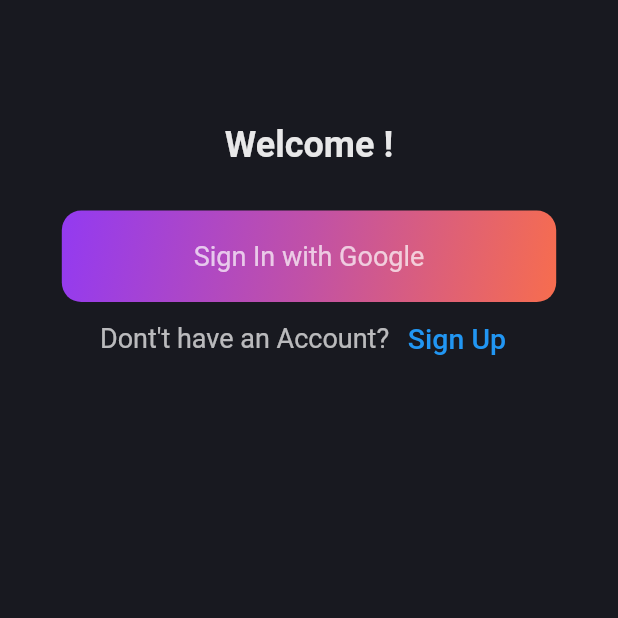
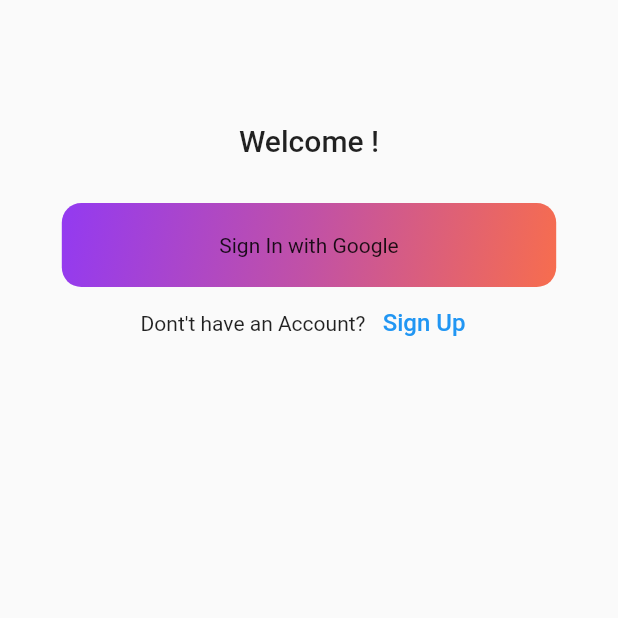
Before and after one commit to Neutrino2711/Savio, a Flutter app: the screen it shows after launch, on a phone screen of 412 x 824 dp, the top half of it. Run offline on Flutter 3.47's test engine with Material 2 defaults, Android fonts, the phone set to English and light mode, and no system bars; our stand-ins replace firebase_auth, firebase_core, google_sign_in, syncfusion_flutter_charts; accounts and stored records are empty.

Commit message:
yado commit 2

```diff
--- a/lib/main.dart
+++ b/lib/main.dart
@@ -25,31 +25,32 @@ class MyApp extends StatelessWidget {
         ],
         child: MaterialApp(
           debugShowCheckedModeBanner: false,
-          theme: ThemeData.dark().copyWith(
-              textTheme: TextTheme(
-                titleLarge: TextStyle(
-                    fontSize: 24,
-                    fontWeight: FontWeight.bold,
-                    color: Colors.white.withOpacity(0.9)),
-                bodyMedium:
-                    const TextStyle(fontSize: 18, color: Colors.white70),
-                bodySmall: const TextStyle(fontSize: 13, color: Colors.white70),
-                titleMedium: const TextStyle(fontSize: 19),
-                titleSmall: const TextStyle(fontSize: 15),
-              ),
-              chipTheme: ChipThemeData(
-                backgroundColor: Colors.white.withOpacity(0.9),
-                selectedColor: Colors.amber,
-                disabledColor: Colors.white70,
-              ),
-              colorScheme: ColorScheme.fromSwatch().copyWith(
-                secondary: Colors.white70,
-                // primary: Colors.white70,
-              ),
-              scaffoldBackgroundColor: const Color.fromRGBO(24, 25, 32, 1),
-              drawerTheme: const DrawerThemeData(
-                backgroundColor: Color.fromRGBO(24, 25, 32, 1),
-              )),
+          theme: ThemeData.light(),
+          // theme: ThemeData.dark().copyWith(
+          //     textTheme: TextTheme(
+          //       titleLarge: TextStyle(
+          //           fontSize: 24,
+          //           fontWeight: FontWeight.bold,
+          //           color: Colors.white.withOpacity(0.9)),
+          //       bodyMedium:
+          //           const TextStyle(fontSize: 18, color: Colors.white70),
+          //       bodySmall: const TextStyle(fontSize: 13, color: Colors.white70),
+          //       titleMedium: const TextStyle(fontSize: 19),
+          //       titleSmall: const TextStyle(fontSize: 15),
+          //     ),
+          //     chipTheme: ChipThemeData(
+          //       backgroundColor: Colors.white.withOpacity(0.9),
+          //       selectedColor: Colors.amber,
+          //       disabledColor: Colors.white70,
+          //     ),
+          //     colorScheme: ColorScheme.fromSwatch().copyWith(
+          //       secondary: Colors.white70,
+          //       // primary: Colors.white70,
+          //     ),
+          //     scaffoldBackgroundColor: const Color.fromRGBO(24, 25, 32, 1),
+          //     drawerTheme: const DrawerThemeData(
+          //       backgroundColor: Color.fromRGBO(24, 25, 32, 1),
+          //     )),
           // home: HomePage(),
           routes: {
             '/': (context) => LoginPage(),
--- a/lib/providers/student.dart
+++ b/lib/providers/student.dart
@@ -19,7 +19,7 @@ class Student with ChangeNotifier {
     name = data['name'];
     transactions = data['transactions'];
     budgets = data['budgets'];
-    credit_score = data['credit_score'];
+    credit_score = double.tryParse(data['credit_score'] as String)!;
     city = data['city'];
   }
 
@@ -35,7 +35,7 @@ class Student with ChangeNotifier {
         jsonMap: {
           'title': title,
           'amount': amount,
-          'categoty': category,
+          'category': category,
           'student': id
         });
     dynamic data = jsonDecode(response.body);
```
Also changed, not shown: lib/screens/home_screen.dart (+28 -16 lines), lib/screens/new_expense.dart (+17 -27 lines), lib/screens/user_profile.dart (added, +20 -0 lines), lib/utilities/navigation_bar.dart (+9 -6 lines), lib/widgets/transaction_tile.dart (added, +43 -0 lines).
